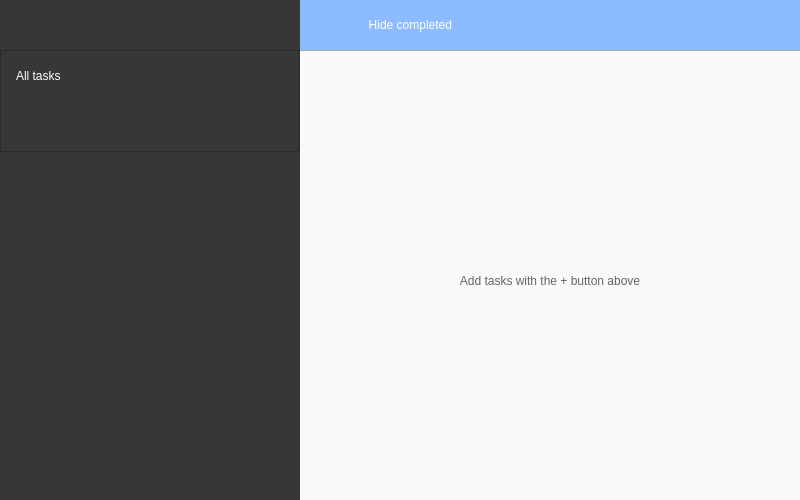
The window that uis/scripts/ui_main.ui (GorgeousOne/TaskManagementApp) describes before a commit, drawn with Qt 5.
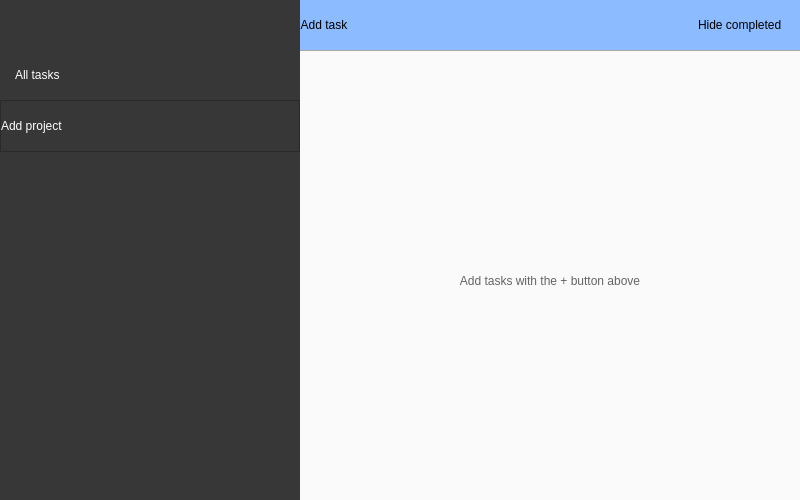
The same window after the commit. Icons and pictures are not drawn.

```diff
--- a/uis/scripts/ui_main.ui
+++ b/uis/scripts/ui_main.ui
@@ -125,17 +125,20 @@
           <item>
            <widget class="QPushButton" name="toggle_menu_btn">
             <property name="sizePolicy">
-             <sizepolicy hsizetype="Fixed" vsizetype="Fixed">
+             <sizepolicy hsizetype="Preferred" vsizetype="Fixed">
               <horstretch>0</horstretch>
               <verstretch>0</verstretch>
              </sizepolicy>
             </property>
             <property name="minimumSize">
              <size>
-              <width>55</width>
+              <width>0</width>
               <height>50</height>
              </size>
             </property>
+            <property name="styleSheet">
+             <string notr="true">text-align: left;</string>
+            </property>
             <property name="text">
              <string/>
             </property>
@@ -147,6 +150,29 @@
             </property>
            </widget>
           </item>
+          <item>
+           <widget class="QPushButton" name="all_projects_btn">
+            <property name="sizePolicy">
+             <sizepolicy hsizetype="Expanding" vsizetype="Fixed">
+              <horstretch>0</horstretch>
+              <verstretch>0</verstretch>
+             </sizepolicy>
+            </property>
+            <property name="minimumSize">
+             <size>
+              <width>0</width>
+              <height>50</height>
+             </size>
+            </property>
+            <property name="styleSheet">
+             <string notr="true">padding-left: 15px;
+text-align:left;</string>
+            </property>
+            <property name="text">
+             <string>All tasks</string>
+            </property>
+           </widget>
+          </item>
          </layout>
         </widget>
        </item>
@@ -175,7 +201,7 @@
             <x>0</x>
             <y>0</y>
             <width>300</width>
-            <height>450</height>
+            <height>400</height>
            </rect>
           </property>
           <property name="sizePolicy">
@@ -231,9 +257,9 @@
                <number>0</number>
               </property>
               <item>
-               <widget class="QPushButton" name="all_projects_btn">
+               <widget class="QPushButton" name="create_project_btn">
                 <property name="sizePolicy">
-                 <sizepolicy hsizetype="Expanding" vsizetype="Fixed">
+                 <sizepolicy hsizetype="Preferred" vsizetype="Fixed">
                   <horstretch>0</horstretch>
                   <verstretch>0</verstretch>
                  </sizepolicy>
@@ -245,33 +271,10 @@
                  </size>
                 </property>
                 <property name="styleSheet">
-                 <string notr="true">padding-left: 15px;
-text-align:left;</string>
+                 <string notr="true">text-align: left;</string>
                 </property>
                 <property name="text">
-                 <string>All tasks</string>
-                </property>
-               </widget>
-              </item>
-              <item>
-               <widget class="QPushButton" name="create_project_btn">
-                <property name="minimumSize">
-                 <size>
-                  <width>0</width>
-                  <height>50</height>
-                 </size>
-                </property>
-                <property name="maximumSize">
-                 <size>
-                  <width>50</width>
-                  <height>16777215</height>
-                 </size>
-                </property>
-                <property name="styleSheet">
-                 <string notr="true">background-image: url(./res/icons/plus.png);</string>
-                </property>
-                <property name="text">
-                 <string/>
+                 <string>Add project</string>
                 </property>
                </widget>
               </item>
@@ -327,14 +330,6 @@
 	background: rgb(140, 187, 255);
 	background-image: url(./res/icons/banner.png);
 }
-.QPushButton {
-	color: white;
-	background: rgba(0, 0, 0, 0);
-	border: none;
-}
-.QPushButton:hover:!pressed {
-	background: rgba(0, 0, 0, 50);
-}
 </string>
          </property>
          <property name="frameShape">
@@ -353,6 +348,9 @@
           <property name="topMargin">
            <number>0</number>
           </property>
+          <property name="rightMargin">
+           <number>0</number>
+          </property>
           <property name="bottomMargin">
            <number>0</number>
           </property>
@@ -365,12 +363,18 @@
              </size>
             </property>
             <property name="styleSheet">
-             <string notr="true">QPushButton{
-	background-image: url(./res/icons/plus.png);
-}</string>
+             <string notr="true">.QPushButton {
+	background: rgba(0, 0, 0, 0);
+	border: none;
+	padding-right: 17px;
+}
+.QPushButton:hover:!pressed {
+	background: rgba(0, 0, 0, 50);
+}
+</string>
             </property>
             <property name="text">
-             <string/>
+             <string>Add task</string>
             </property>
             <property name="iconSize">
              <size>
@@ -380,6 +384,19 @@
             </property>
            </widget>
           </item>
+          <item>
+           <spacer name="spacer">
+            <property name="orientation">
+             <enum>Qt::Horizontal</enum>
+            </property>
+            <property name="sizeHint" stdset="0">
+             <size>
+              <width>0</width>
+              <height>0</height>
+             </size>
+            </property>
+           </spacer>
+          </item>
           <item>
            <widget class="QCheckBox" name="hide_done_notes_check">
             <property name="sizePolicy">
@@ -388,12 +405,8 @@
               <verstretch>0</verstretch>
              </sizepolicy>
             </property>
-            <property name="layoutDirection">
-             <enum>Qt::RightToLeft</enum>
-            </property>
             <property name="styleSheet">
              <string notr="true">QCheckBox {
-	color: white;
 	background: rgba(0, 0, 0, 0);
 	padding-left: 17px;
 	padding-right: 17px;
@@ -401,9 +414,7 @@
 QCheckBox:hover:!pressed {
 	background: rgba(0, 0, 0, 50);
 }
-/*QCheckBox::indicator {
-	background: rgba(0, 0, 0, 50);
-}*/</string>
+</string>
             </property>
             <property name="text">
              <string>Hide completed</string>
@@ -413,19 +424,6 @@
             </property>
            </widget>
           </item>
-          <item>
-           <spacer name="horizontalSpacer">
-            <property name="orientation">
-             <enum>Qt::Horizontal</enum>
-            </property>
-            <property name="sizeHint" stdset="0">
-             <size>
-              <width>40</width>
-              <height>20</height>
-             </size>
-            </property>
-           </spacer>
-          </item>
          </layout>
         </widget>
        </item>
```
